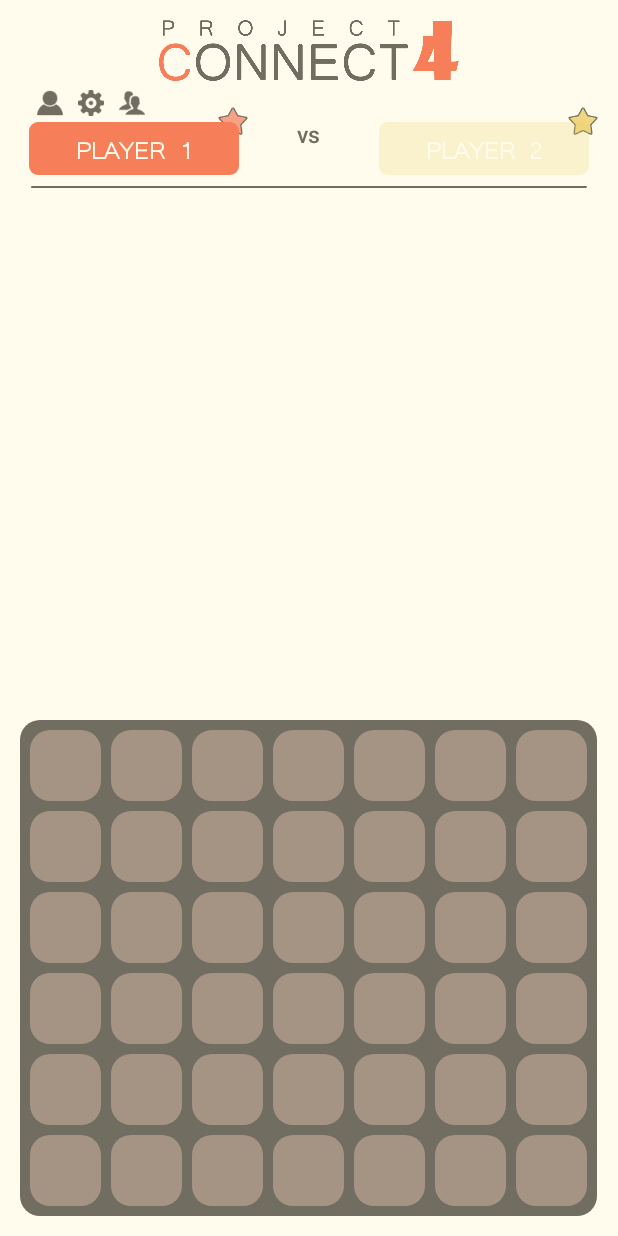
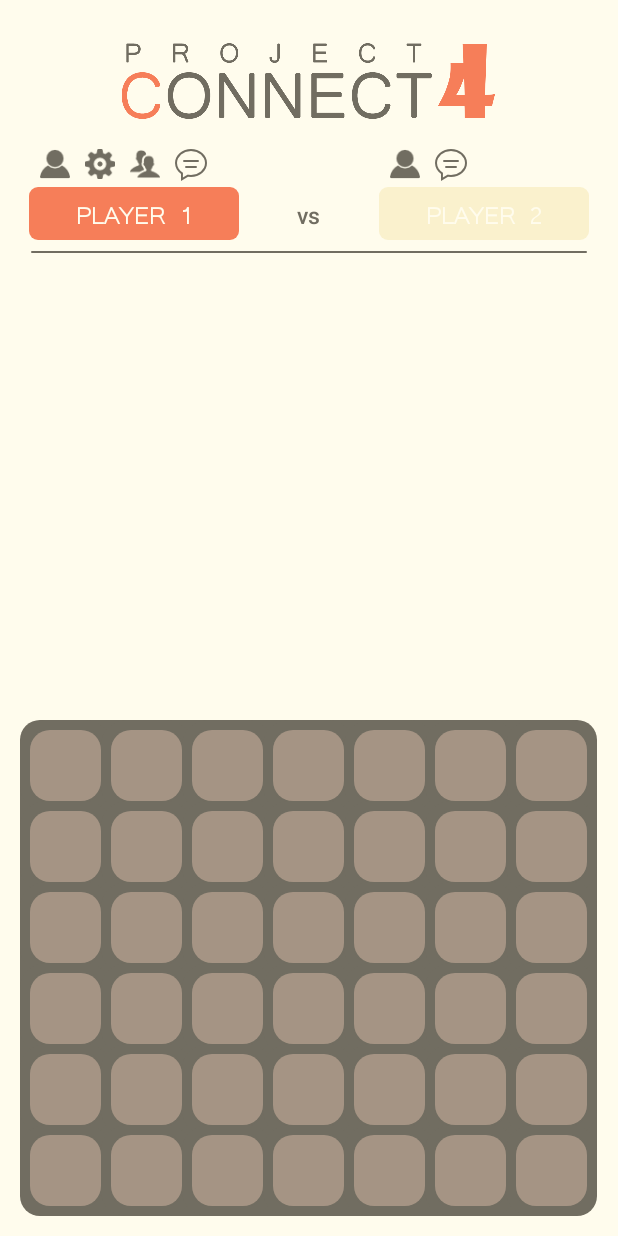
Before and after one commit to kallebornemark/ProjectC4, an Android app: the screen it shows after launch (MainActivity), after a tap on "2 PLAYER LOCAL", on a phone screen of 412 x 824 dp. Run offline under Robolectric (Android 15) with nearby library versions, the phone set to English and light mode, and no system bars.

Commit message:
Stylat rematch-knapp, fixat med ikoner, flyttat saker

```diff
--- a/Android/C4/app/src/main/res/drawable/altbutton.xml
+++ b/Android/C4/app/src/main/res/drawable/altbutton.xml
@@ -6,4 +6,7 @@
     <corners
         android:radius="6dp"
         />
+    <stroke
+        android:width="1dp"
+        android:color="#FF716D61" />
 </shape>
--- a/Android/C4/app/src/main/res/layout/activity_game.xml
+++ b/Android/C4/app/src/main/res/layout/activity_game.xml
@@ -17,14 +17,14 @@
         android:layout_alignParentStart="false"
         android:layout_alignParentEnd="false"
         android:layout_centerHorizontal="true"
-        android:maxWidth="200dp"/>
+        android:maxWidth="300dp"/>
 
     <RelativeLayout
         android:layout_width="wrap_content"
         android:layout_height="wrap_content"
         android:layout_below="@+id/imageView"
         android:id="@+id/iconButtonsRL"
-        android:layout_marginTop="6dp"
+        android:layout_marginTop="25dp"
         android:layout_marginLeft="11dp">
 
         <GridLayout
@@ -39,8 +39,8 @@
             >
 
             <ImageButton
-                android:layout_width="17dp"
-                android:layout_height="17dp"
+                android:layout_width="19dp"
+                android:layout_height="19dp"
                 android:id="@+id/iconProfile"
                 android:adjustViewBounds="false"
                 android:background="@drawable/c4_profile"
@@ -51,8 +51,8 @@
                 />
 
             <ImageButton
-                android:layout_width="17dp"
-                android:layout_height="17dp"
+                android:layout_width="19dp"
+                android:layout_height="19dp"
                 android:id="@+id/iconSettings"
                 android:adjustViewBounds="false"
                 android:background="@drawable/c4_settings"
@@ -63,8 +63,8 @@
                 />
 
             <ImageButton
-                android:layout_width="17dp"
-                android:layout_height="17dp"
+                android:layout_width="19dp"
+                android:layout_height="19dp"
                 android:id="@+id/iconFriends"
                 android:adjustViewBounds="false"
                 android:background="@drawable/c4_friends"
--- a/Android/C4/app/src/main/res/layout/fragment_game.xml
+++ b/Android/C4/app/src/main/res/layout/fragment_game.xml
@@ -17,15 +17,20 @@
         android:layout_alignParentStart="false"
         android:layout_alignParentEnd="false"
         android:layout_centerHorizontal="true"
-        android:maxWidth="200dp"/>
+        android:maxWidth="250dp"
+        android:layout_marginTop="15dp"/>
 
     <RelativeLayout
-        android:layout_width="wrap_content"
+        android:layout_width="fill_parent"
         android:layout_height="wrap_content"
-        android:layout_below="@+id/imageView"
-        android:id="@+id/iconButtonsRL"
-        android:layout_marginTop="6dp"
-        android:layout_marginLeft="11dp">
+        android:layout_gravity="center_horizontal"
+        android:layout_alignParentLeft="false"
+        android:layout_alignParentStart="false"
+        android:id="@+id/relativeLayoutPlayers"
+        android:layout_alignParentTop="false"
+        android:layout_alignParentEnd="false"
+        android:layout_marginTop="20dp"
+        android:layout_below="@+id/imageView">
 
         <GridLayout
             android:layout_width="wrap_content"
@@ -36,11 +41,12 @@
             android:layout_alignParentBottom="false"
             android:layout_alignParentRight="false"
             android:layout_alignParentLeft="false"
-            >
+            android:layout_alignLeft="@+id/textViewPlayer1"
+            android:layout_marginLeft="7dp">
 
             <ImageButton
-                android:layout_width="17dp"
-                android:layout_height="17dp"
+                android:layout_width="20dp"
+                android:layout_height="20dp"
                 android:id="@+id/iconProfile"
                 android:adjustViewBounds="false"
                 android:background="@drawable/c4_profile"
@@ -51,8 +57,8 @@
                 />
 
             <ImageButton
-                android:layout_width="17dp"
-                android:layout_height="17dp"
+                android:layout_width="20dp"
+                android:layout_height="20dp"
                 android:id="@+id/iconSettings"
                 android:adjustViewBounds="false"
                 android:background="@drawable/c4_settings"
@@ -63,37 +69,66 @@
                 />
 
             <ImageButton
-                android:layout_width="17dp"
-                android:layout_height="17dp"
+                android:layout_width="20dp"
+                android:layout_height="20dp"
                 android:id="@+id/iconFriends"
                 android:adjustViewBounds="false"
                 android:background="@drawable/c4_friends"
                 android:layout_column="3"
-                android:layout_marginRight="10dp"
                 android:scaleType="fitCenter"
                 android:cropToPadding="false"
-                />
+                android:layout_marginRight="10dp"/>
+
+            <ImageButton
+                android:layout_width="wrap_content"
+                android:layout_height="wrap_content"
+                android:id="@+id/iconChat"
+                android:layout_column="4"
+                android:background="@drawable/c4_chat"/>
 
         </GridLayout>
-    </RelativeLayout>
 
-    <RelativeLayout
-        android:layout_width="fill_parent"
+        <GridLayout
+            android:layout_width="wrap_content"
             android:layout_height="wrap_content"
-        android:layout_gravity="center_horizontal"
+            android:id="@+id/iconButtons2"
+            android:layout_alignParentStart="false"
+            android:layout_alignParentEnd="false"
+            android:layout_alignParentTop="false"
+            android:layout_alignParentBottom="false"
+            android:layout_alignParentRight="false"
             android:layout_alignParentLeft="false"
-        android:layout_alignParentStart="false"
-        android:id="@+id/relativeLayoutPlayers" android:layout_below="@+id/iconButtonsRL"
-        android:layout_alignParentTop="false"
-        android:layout_alignParentEnd="false"
-        android:layout_marginTop="-6dp">
+            android:layout_marginTop="0dp"
+            android:layout_alignLeft="@+id/textViewPlayer2"
+            android:layout_marginLeft="7dp">
+
+            <ImageButton
+                android:layout_width="20dp"
+                android:layout_height="20dp"
+                android:id="@+id/imageButton"
+                android:adjustViewBounds="false"
+                android:background="@drawable/c4_profile"
+                android:layout_column="1"
+                android:scaleType="fitCenter"
+                android:cropToPadding="false"
+                android:layout_marginRight="10dp"/>
+
+            <ImageButton
+                android:layout_width="wrap_content"
+                android:layout_height="wrap_content"
+                android:id="@+id/imageButton2"
+                android:layout_column="4"
+                android:background="@drawable/c4_chat"/>
+
+        </GridLayout>
 
         <LinearLayout
             android:orientation="horizontal"
             android:layout_width="wrap_content"
             android:layout_height="wrap_content"
             android:layout_toRightOf="@+id/textViewPlayer1"
-            android:layout_marginLeft="-14dp">
+            android:layout_marginLeft="-14dp"
+            android:layout_marginTop="13dp">
 
             <ImageView
                 android:layout_width="wrap_content"
@@ -105,14 +140,15 @@
                 android:scaleType="fitCenter"
                 android:maxWidth="20dp"
                 android:alpha="50"
-                />
+                android:visibility="invisible"/>
         </LinearLayout>
 
         <LinearLayout
             android:orientation="horizontal"
             android:layout_width="wrap_content"
             android:layout_height="wrap_content"
-            android:layout_alignParentEnd="true">
+            android:layout_alignParentEnd="true"
+            android:layout_marginTop="13dp">
 
             <ImageView
                 android:layout_width="wrap_content"
@@ -124,8 +160,20 @@
                 android:scaleType="fitCenter"
                 android:maxWidth="20dp"
                 android:alpha="50"
-                />
+                android:visibility="invisible"/>
         </LinearLayout>
+
+        <TextView
+            android:layout_width="140dp"
+            android:layout_height="35dp"
+            android:text="PLAYER 1"
+            android:textSize="20dp"
+            android:id="@+id/textViewPlayer1"
+            android:textAlignment="center"
+            android:gravity="center_vertical|center_horizontal"
+            android:layout_alignParentEnd="false"
+            android:layout_marginTop="25dp"
+            android:layout_marginLeft="6dp"/>
 
         <TextView
             android:layout_width="140dp"
@@ -136,19 +184,9 @@
             android:layout_gravity="left"
             android:gravity="center_vertical|center_horizontal"
             android:layout_alignParentTop="false" android:layout_alignParentEnd="true"
-            android:layout_marginTop="10dp"
+            android:layout_marginTop="25dp"
             android:layout_marginRight="6dp"/>
-        <TextView
-            android:layout_width="140dp"
-            android:layout_height="35dp"
-            android:text="PLAYER 1"
-            android:textSize="20dp"
-            android:id="@+id/textViewPlayer1"
-            android:textAlignment="center"
-            android:gravity="center_vertical|center_horizontal"
-            android:layout_alignParentEnd="false"
-            android:layout_marginTop="10dp"
-            android:layout_marginLeft="6dp"/>
+
         <TextView
             android:layout_width="wrap_content"
             android:layout_height="wrap_content"
@@ -158,7 +196,8 @@
             style="@style/Base.TextAppearance.AppCompat.Title"
             android:layout_centerHorizontal="true"
             android:textSize="15dp"
-            android:layout_marginTop="7dp"/>
+            android:layout_below="@+id/iconButtons"
+            android:layout_marginTop="12dp"/>
 
         <LinearLayout
             android:orientation="vertical"
@@ -180,24 +219,7 @@
 
                 />
         </LinearLayout>
-    </RelativeLayout>
 
-    <RelativeLayout
-        android:layout_width="wrap_content"
-        android:layout_height="wrap_content"
-        android:layout_centerHorizontal="true"
-        android:layout_below="@+id/relativeLayoutPlayers"
-        android:id="@+id/endOfGame"
-        android:layout_marginTop="7dp">
-
-
-
-        <Button android:layout_width="140dp" android:layout_height="35dp" android:text="Rematch"
-            android:id="@+id/buttonRematch" android:enabled="false" android:visibility="invisible"
-            android:gravity="center_vertical|center_horizontal"
-            android:textAlignment="center"
-            android:textSize="20dp"
-            android:padding="0dp"/>
     </RelativeLayout>
 
     <projectc4.c4.client.GameGridView
@@ -217,9 +239,18 @@
         android:layout_width="match_parent"
         android:layout_height="match_parent"
         android:layout_below="@+id/relativeLayoutPlayers" />
+
+    <RelativeLayout
+        android:layout_width="wrap_content"
+        android:layout_height="wrap_content"
+        android:layout_centerHorizontal="true"
+        android:layout_below="@+id/relativeLayoutPlayers"
+        android:id="@+id/endOfGame"
+        android:layout_marginTop="7dp">
+
+
         <Button
-
-        android:text="New Game"
+            android:text="Play Again"
             android:id="@+id/buttonNewGame"
             android:enabled="false"
             android:layout_width="140dp"
@@ -228,11 +259,17 @@
             android:textAlignment="center"
             android:gravity="center_vertical|center_horizontal"
             android:layout_alignParentEnd="false"
+            android:visibility="invisible"
+            android:layout_centerInParent="true"
+            android:padding="0dp"/>
 
-        android:visibility="invisible"
-        android:padding="0dp"
-        android:layout_centerHorizontal="true"
-        android:layout_below="@+id/relativeLayoutPlayers"
-        android:layout_marginTop="7dp" />
+        <Button android:layout_width="140dp" android:layout_height="35dp" android:text="Rematch"
+            android:id="@+id/buttonRematch" android:enabled="false" android:visibility="invisible"
+            android:gravity="center_vertical|center_horizontal"
+            android:textSize="20dp"
+            android:textAlignment="center"
+            android:layout_centerInParent="true"
+            android:padding="0dp"/>
+    </RelativeLayout>
 
 </RelativeLayout>
```
Lines whose indentation alone changed are shown as unchanged.
